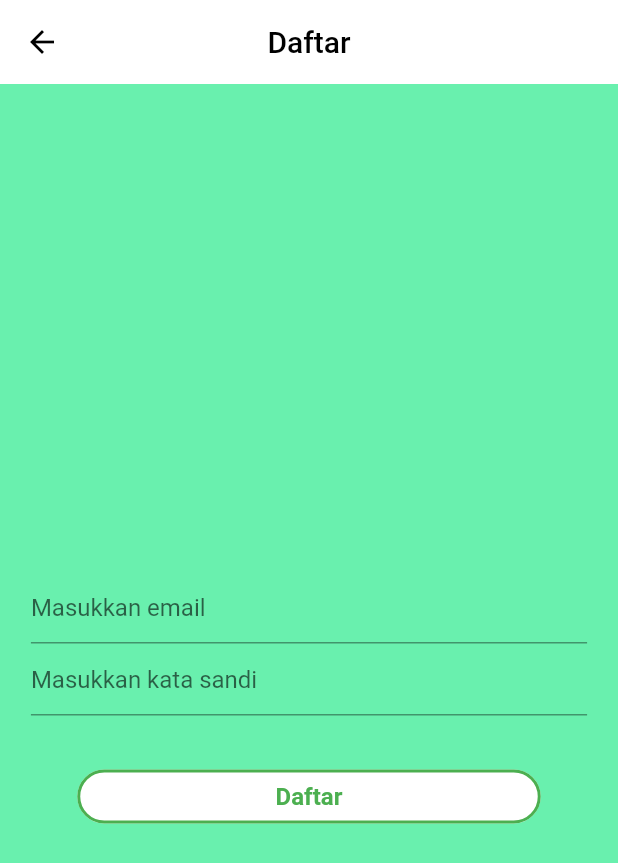
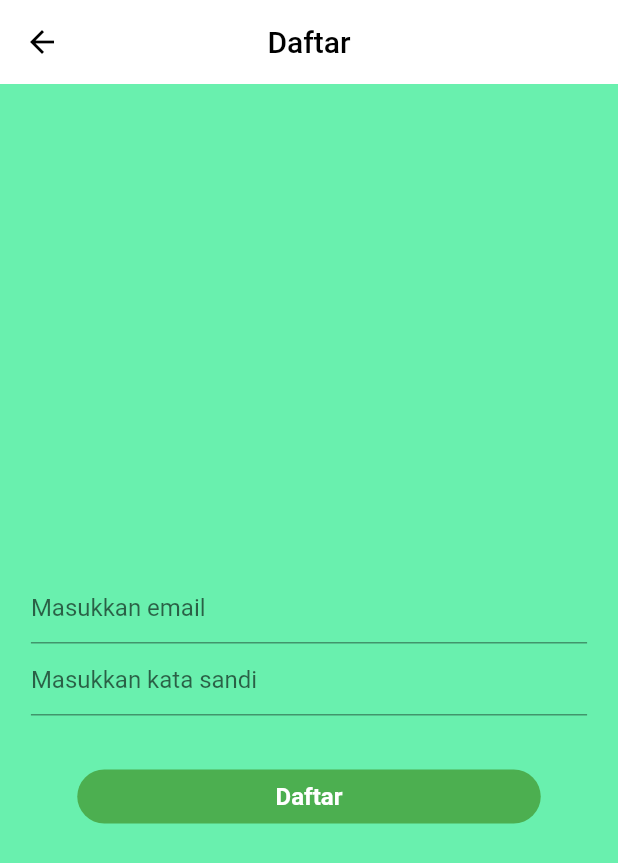
Before and after one commit to AngDrew/smart_hyco, a Flutter app: the screen it shows after launch, after a tap on "Daftar", on a phone screen of 412 x 824 dp. Shown: the top 863 px of the screen. Run offline on Flutter 3.47's test engine with Material 2 defaults, Android fonts, the light colour scheme and no system bars.

Commit message:
fixing splash screen & register & custom app bar

```diff
--- a/lib/src/screens/register_scr.dart
+++ b/lib/src/screens/register_scr.dart
@@ -45,7 +45,7 @@ class RegisterScreenState extends State<RegisterScreen> {
           emailForm(size),
           passwordForm(size),
           Spacing.vertical30,
-          loginButton(size),
+          registerButton(size),
         ],
       ),
     );
@@ -75,7 +75,7 @@ class RegisterScreenState extends State<RegisterScreen> {
     );
   }
 
-  Container loginButton(Size size) {
+  Container registerButton(Size size) {
     return Container(
       width: size.width * 0.75,
       child: FlatButton(
@@ -84,11 +84,11 @@ class RegisterScreenState extends State<RegisterScreen> {
         },
         child: const Text(
           'Daftar',
-          style: TSS.mdPrimeBold,
+          style: TSS.mdWhiteBold,
         ),
-        shape: WSS.roundedBorder(20, WSS.borderGreen),
-        color: Colors.white,
-        highlightColor: Colors.green[100],
+        shape: WSS.roundedBorder(20, WSS.noBorder),
+        color: Colors.green,
+        highlightColor: Colors.white30,
       ),
     );
   }
--- a/lib/src/screens/splash_scr.dart
+++ b/lib/src/screens/splash_scr.dart
@@ -9,19 +9,31 @@ class _SplashScreenState extends State<SplashScreen> {
   @override
   void initState() {
     super.initState();
-    Future<void>.delayed(const Duration(seconds: 1), () {
+    Future<void>.delayed(const Duration(seconds: 3), () {
       Navigator.pushReplacementNamed<void, void>(context, '/login');
     });
   }
 
   @override
   Widget build(BuildContext context) {
-    return const Scaffold(
-      body: Center(
-        child: Image(
-          image: AssetImage('assets/logo/logo.png'),
-          height: 200,
-          width: 200,
+    final Size size = MediaQuery.of(context).size;
+    return Scaffold(
+      body: Container(
+        width: size.width,
+        height: size.height,
+        alignment: Alignment.center,
+        child: Column(
+          mainAxisAlignment: MainAxisAlignment.center,
+          children: <Widget>[
+            const Image(
+              image: AssetImage('assets/logo/logo.png'),
+              height: 200,
+              width: 200,
+            ),
+            CircularProgressIndicator(
+              backgroundColor: Colors.white,
+            ),
+          ],
         ),
       ),
     );
--- a/lib/src/widgets/custom_app_bar.dart
+++ b/lib/src/widgets/custom_app_bar.dart
@@ -3,7 +3,8 @@ import 'package:smarthyco/src/resources/color_palette.dart';
 
 class CustomAppBar extends StatelessWidget with PreferredSizeWidget {
   CustomAppBar({
-    @required this.title,
+    this.title,
+    this.widgetTitle,
     this.backgroundColor = CP.primaryColor,
     this.itemColor = Colors.black,
     this.actions,
@@ -12,6 +13,7 @@ class CustomAppBar extends StatelessWidget with PreferredSizeWidget {
   });
 
   final String title;
+  final Widget widgetTitle;
   final Color backgroundColor;
   final Color itemColor;
   final List<Widget> actions;
@@ -30,7 +32,9 @@ class CustomAppBar extends StatelessWidget with PreferredSizeWidget {
         ),
       ),
       centerTitle: isCenter,
-      title: Text(
+      title: (widgetTitle != null)
+          ? widgetTitle
+          : Text(
               title,
               style: TextStyle(
                 fontSize: 20,
```
Lines whose indentation alone changed are shown as unchanged.
